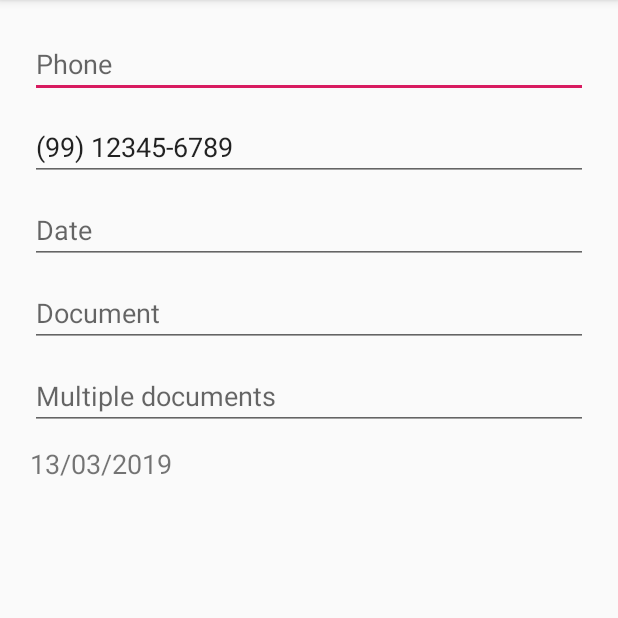
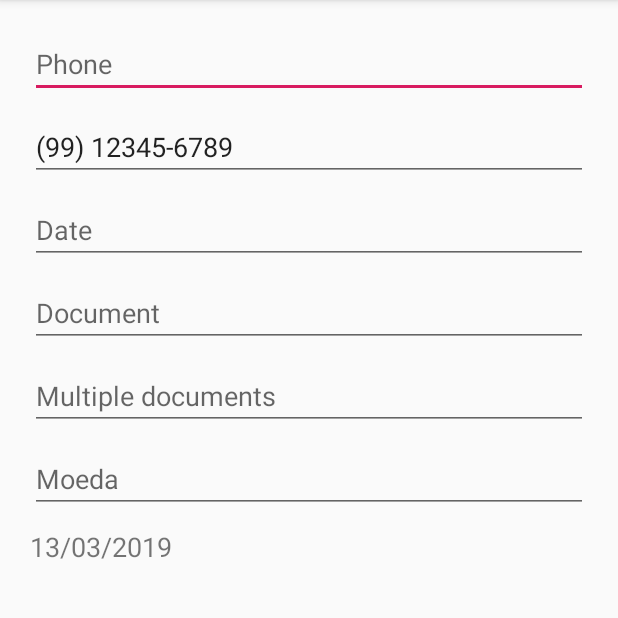
Before and after one commit to tokenlab/EditTextMasked, an Android app: the screen it shows after launch (MainActivity), on a phone screen of 412 x 824 dp, the part 84-702 px from its top. Run offline under Robolectric (Android 15) with nearby library versions, the phone set to English and light mode, and no system bars.

Commit message:
Adding currency mask

```diff
--- a/app/build.gradle
+++ b/app/build.gradle
@@ -22,8 +22,10 @@ android {
 }
 
 dependencies {
+    implementation project(':edittextmaskedlibrary')
+
     implementation fileTree(dir: 'libs', include: ['*.jar'])
     implementation"org.jetbrains.kotlin:kotlin-stdlib-jdk7:$kotlin_version"
-    implementation 'com.android.support:appcompat-v7:28.0.0'
-    implementation 'com.github.tokenlab:EditTextMasked:1.0.1'
+    implementation 'androidx.appcompat:appcompat:1.1.0-alpha03'
+    //implementation 'com.github.tokenlab:EditTextMasked:1.0.1'
 }
--- a/app/src/main/java/br/com/tokenlab/edittextmasked/sample/MainActivity.kt
+++ b/app/src/main/java/br/com/tokenlab/edittextmasked/sample/MainActivity.kt
@@ -1,15 +1,16 @@
 package br.com.tokenlab.edittextmasked.sample
 
 import android.os.Bundle
-import android.support.v7.app.AppCompatActivity
+import androidx.appcompat.app.AppCompatActivity
 import android.text.SpannableStringBuilder
 import br.com.tokenlab.edittextmasked.R
+import br.com.tokenlab.edittextmasked.addCurrencyMask
 import br.com.tokenlab.edittextmasked.setMask
 import br.com.tokenlab.edittextmasked.setMasks
 import kotlinx.android.synthetic.main.activity_main.*
+import java.util.*
 
 class MainActivity : AppCompatActivity() {
-
 
     override fun onCreate(savedInstanceState: Bundle?) {
         super.onCreate(savedInstanceState)
@@ -20,6 +21,7 @@ class MainActivity : AppCompatActivity() {
         editTextDate.setMask("##/##/####")
         editTextDocument.setMask("###.###.###-##")
         editTextMultipleDocuments.setMasks(listOf("###.###.###-##", "##.###.###/####-##"))
+        editTextCurrency.addCurrencyMask(Locale("pt", "BR"))
 
         editTextPreFilledPhone.text = SpannableStringBuilder.valueOf("99123456789")
         val someDate = "13032019"
--- a/app/src/main/res/layout/activity_main.xml
+++ b/app/src/main/res/layout/activity_main.xml
@@ -45,7 +45,15 @@
                 android:id="@+id/editTextMultipleDocuments"
                 android:layout_width="match_parent"
                 android:layout_height="wrap_content"
-				android:hint="@string/multipleDocuments"
+                android:hint="@string/multiple_documents"
+                android:layout_marginBottom="10dp"
+                android:inputType="number"/>
+
+        <EditText
+                android:id="@+id/editTextCurrency"
+                android:layout_width="match_parent"
+                android:layout_height="wrap_content"
+                android:hint="@string/currency"
                 android:layout_marginBottom="10dp"
                 android:inputType="number"/>
 
--- a/app/src/main/res/values/strings.xml
+++ b/app/src/main/res/values/strings.xml
@@ -4,5 +4,6 @@
     <string name="pre_filled_phone">Pre-filled phone</string>
     <string name="date">Date</string>
     <string name="document">Document</string>
-    <string name="multipleDocuments">Multiple documents</string>
+    <string name="multiple_documents">Multiple documents</string>
+    <string name="currency">Moeda</string>
 </resources>
--- a/edittextmaskedlibrary/build.gradle
+++ b/edittextmaskedlibrary/build.gradle
@@ -17,7 +17,7 @@ android {
         versionCode 2
         versionName "1.0.1"
 
-        testInstrumentationRunner "android.support.test.runner.AndroidJUnitRunner"
+        testInstrumentationRunner "androidx.test.runner.AndroidJUnitRunner"
 
     }
 
@@ -33,9 +33,8 @@ android {
 dependencies {
     implementation fileTree(dir: 'libs', include: ['*.jar'])
 
-    implementation 'com.android.support:appcompat-v7:28.0.0'
     testImplementation 'junit:junit:4.12'
-    androidTestImplementation 'com.android.support.test:runner:1.0.2'
+    androidTestImplementation 'androidx.test:runner:1.1.2-alpha02'
     implementation "org.jetbrains.kotlin:kotlin-stdlib-jdk7:$kotlin_version"
     testImplementation 'org.robolectric:robolectric:4.2'
 }
--- /dev/null
+++ b/edittextmaskedlibrary/src/main/java/br/com/tokenlab/edittextmasked/CurrencyMaskTextWatcher.kt
@@ -0,0 +1,44 @@
+package br.com.tokenlab.edittextmasked
+
+import android.text.Editable
+import android.text.TextWatcher
+import android.widget.EditText
+import java.text.NumberFormat
+import java.util.*
+import java.util.regex.Pattern
+
+class CurrencyMaskTextWatcher(private val editText: EditText, private val locale: Locale) : TextWatcher {
+    private val emptyValue = getCurrencyFormatted(0.0)
+    private val notNumbersPattern = Pattern.compile("[^0-9]")
+    private var currentValue = ""
+
+    override fun afterTextChanged(s: Editable?) {
+        editText.removeTextChangedListener(this)
+        editText.setText(currentValue)
+        editText.setSelection(currentValue.length)
+        editText.addTextChangedListener(this)
+    }
+
+    override fun beforeTextChanged(s: CharSequence?, start: Int, count: Int, after: Int) {
+    }
+
+    override fun onTextChanged(s: CharSequence?, start: Int, before: Int, count: Int) {
+        if (s.toString() != currentValue) {
+            val cleanString = notNumbersPattern.matcher(s).replaceAll("")
+            var formatted = emptyValue
+
+            if (cleanString.isNotEmpty()) {
+                val parsed = cleanString.toDouble()
+                formatted = getCurrencyFormatted(parsed / 100)
+            }
+
+            currentValue = formatted
+        }
+    }
+
+    private fun getCurrencyFormatted(value: Double): String {
+        return with(NumberFormat.getCurrencyInstance(locale).format(value)) {
+            return@with take(2) + " " + takeLast(length - 2)
+        }
+    }
+}
--- a/edittextmaskedlibrary/src/main/java/br/com/tokenlab/edittextmasked/Utils.kt
+++ b/edittextmaskedlibrary/src/main/java/br/com/tokenlab/edittextmasked/Utils.kt
@@ -1,6 +1,8 @@
 package br.com.tokenlab.edittextmasked
 
+import android.text.SpannableStringBuilder
 import android.widget.EditText
+import java.util.*
 import java.util.regex.Pattern
 
 fun String.getRawText(): String {
@@ -20,6 +22,19 @@ fun EditText.setMasks(masks: List<String>, replaceableSymbol: Char = '#') {
     addTextChangedListener(MaskTextWatcher(masks, this, replaceableSymbol))
 }
 
+fun EditText.addCurrencyMask(locale: Locale) {
+    addTextChangedListener(CurrencyMaskTextWatcher(this, locale))
+
+    setOnFocusChangeListener { _, hasFocus ->
+        if (hasFocus) {
+            if (text.isEmpty())
+                text = SpannableStringBuilder.valueOf("0")
+            if (text.isNotEmpty())
+                setSelection(text.length)
+        }
+    }
+}
+
 fun applyMaskToStaticText(string: String, mask: String, replaceableSymbol: Char): String {
     return if (string.isNotEmpty() && mask.isNotEmpty()) {
         var result = mask
--- a/gradle.properties
+++ b/gradle.properties
@@ -13,3 +13,5 @@ org.gradle.jvmargs=-Xmx1536m
 # org.gradle.parallel=true
 # Kotlin code style for this project: "official" or "obsolete":
 kotlin.code.style=official
+android.useAndroidX=true
+android.enableJetifier=true
```
Lines whose indentation alone changed are shown as unchanged.
